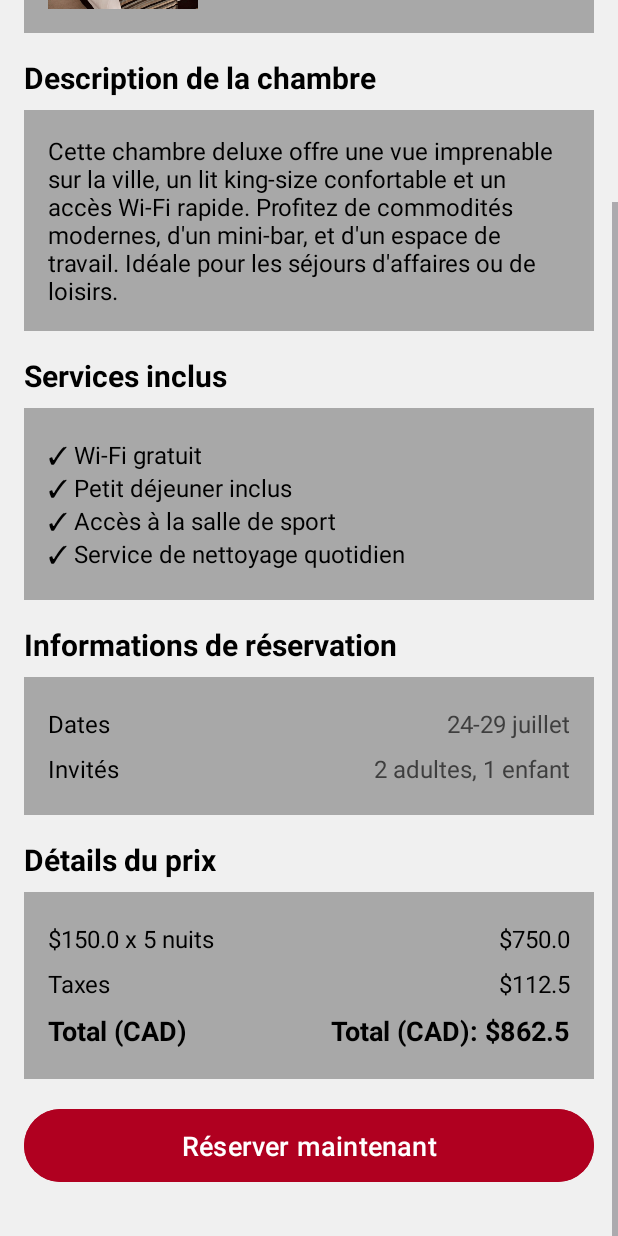
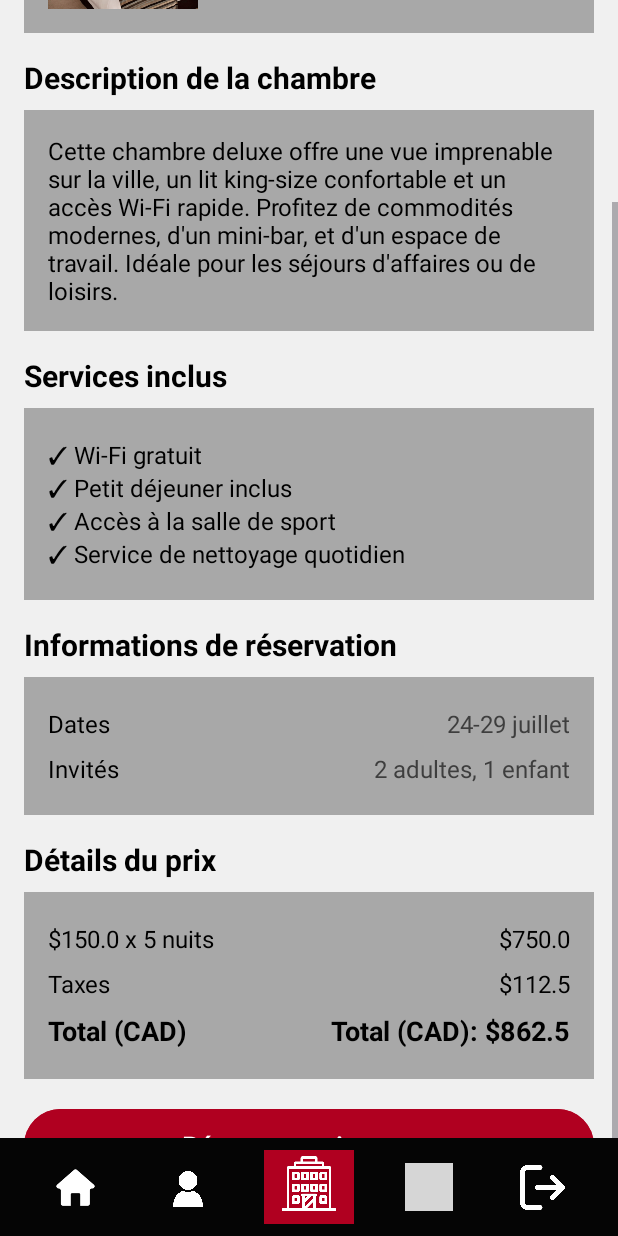
Before and after one commit to ben4ali/easystay-app-mobile, an Android app: the screen it shows after launch (MainActivity), scrolled down 161 dp, on a phone screen of 412 x 824 dp. Run offline under Robolectric (Android 15) with nearby library versions, the phone set to English and light mode, and no system bars; grey boxes are pictures that could not be loaded.

Commit message:
Correction du menu de navigation

```diff
--- a/EasyStayApp/app/src/main/res/layout/activity_main.xml
+++ b/EasyStayApp/app/src/main/res/layout/activity_main.xml
@@ -29,4 +29,121 @@
             app:navGraph="@navigation/fragment_nav" />
     </FrameLayout>
 
+    <FrameLayout
+        android:id="@+id/customBottomMenu"
+        android:layout_width="match_parent"
+        android:layout_height="65dp"
+        android:layout_gravity="bottom|center"
+        android:background="#050505"
+        android:padding="8dp"
+        android:paddingLeft="30dp"
+        android:paddingRight="30dp"
+        app:layout_constraintBottom_toBottomOf="parent"
+        app:layout_constraintEnd_toEndOf="parent"
+        app:layout_constraintStart_toStartOf="parent">
+
+        <!-- Example buttons for the bottom menu -->
+        <LinearLayout
+            android:layout_width="match_parent"
+            android:layout_height="match_parent"
+            android:gravity="center"
+            android:orientation="horizontal"
+            android:weightSum="3">
+
+            <FrameLayout
+                android:layout_width="50dp"
+                android:layout_height="50dp"
+                android:layout_marginRight="25dp">
+
+                <Button
+                    android:id="@+id/button3"
+                    android:layout_width="wrap_content"
+                    android:layout_height="wrap_content"
+                    android:background="#00FFFFFF" />
+
+                <ImageView
+                    android:id="@+id/imageView9"
+                    android:layout_width="match_parent"
+                    android:layout_height="match_parent"
+                    android:src="@drawable/home_icon" />
+            </FrameLayout>
+
+            <FrameLayout
+                android:layout_width="50dp"
+                android:layout_height="50dp"
+                android:layout_marginRight="25dp">
+
+                <Button
+                    android:id="@+id/button3"
+                    android:layout_width="wrap_content"
+                    android:layout_height="wrap_content"
+                    android:background="#00FFFFFF" />
+
+                <ImageView
+                    android:id="@+id/imageView9"
+                    android:layout_width="32dp"
+                    android:layout_height="32dp"
+                    android:layout_gravity="center"
+                    android:src="@drawable/user_icon" />
+            </FrameLayout>
+
+            <FrameLayout
+                android:layout_width="60dp"
+                android:layout_height="60dp">
+
+                <Button
+                    android:id="@+id/button3"
+                    android:layout_width="match_parent"
+                    android:layout_height="match_parent"
+                    android:background="@color/colorPrimary"
+                    app:cornerRadius="100dp" />
+
+                <ImageView
+                    android:id="@+id/imageView9"
+                    android:layout_width="wrap_content"
+                    android:layout_height="wrap_content"
+                    android:background="#00FFFFFF"
+                    android:src="@drawable/hotel_icon" />
+            </FrameLayout>
+
+            <FrameLayout
+                android:layout_width="50dp"
+                android:layout_height="50dp"
+                android:layout_marginLeft="25dp">
+
+                <Button
+                    android:id="@+id/button3"
+                    android:layout_width="wrap_content"
+                    android:layout_height="wrap_content"
+                    android:background="#00FFFFFF" />
+
+                <ImageView
+                    android:id="@+id/imageView9"
+                    android:layout_width="32dp"
+                    android:layout_height="32dp"
+                    android:layout_gravity="center"
+                    android:src="@drawable/setting_icon" />
+            </FrameLayout>
+
+            <FrameLayout
+                android:layout_width="50dp"
+                android:layout_height="50dp"
+                android:layout_marginLeft="25dp">
+
+                <Button
+                    android:id="@+id/button3"
+                    android:layout_width="wrap_content"
+                    android:layout_height="wrap_content"
+                    android:background="#00FFFFFF" />
+
+                <ImageView
+                    android:id="@+id/imageView9"
+                    android:layout_width="30dp"
+                    android:layout_height="30dp"
+                    android:layout_gravity="center"
+                    android:src="@drawable/logout_icon" />
+            </FrameLayout>
+        </LinearLayout>
+    </FrameLayout>
+
 </androidx.constraintlayout.widget.ConstraintLayout>
```
